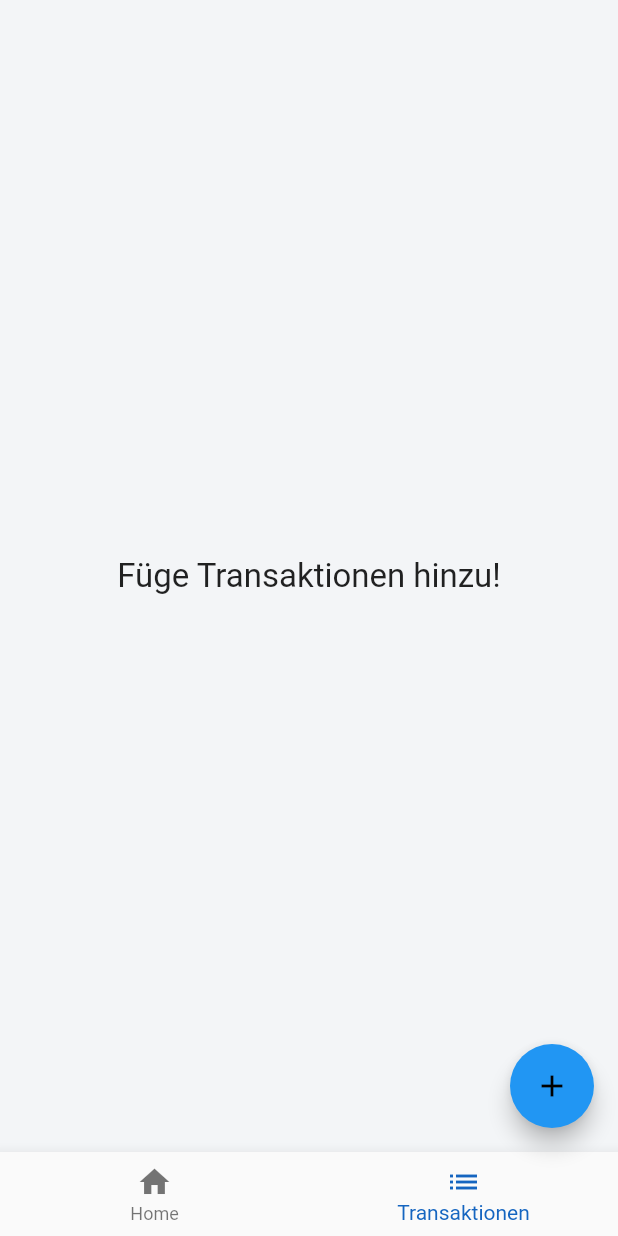
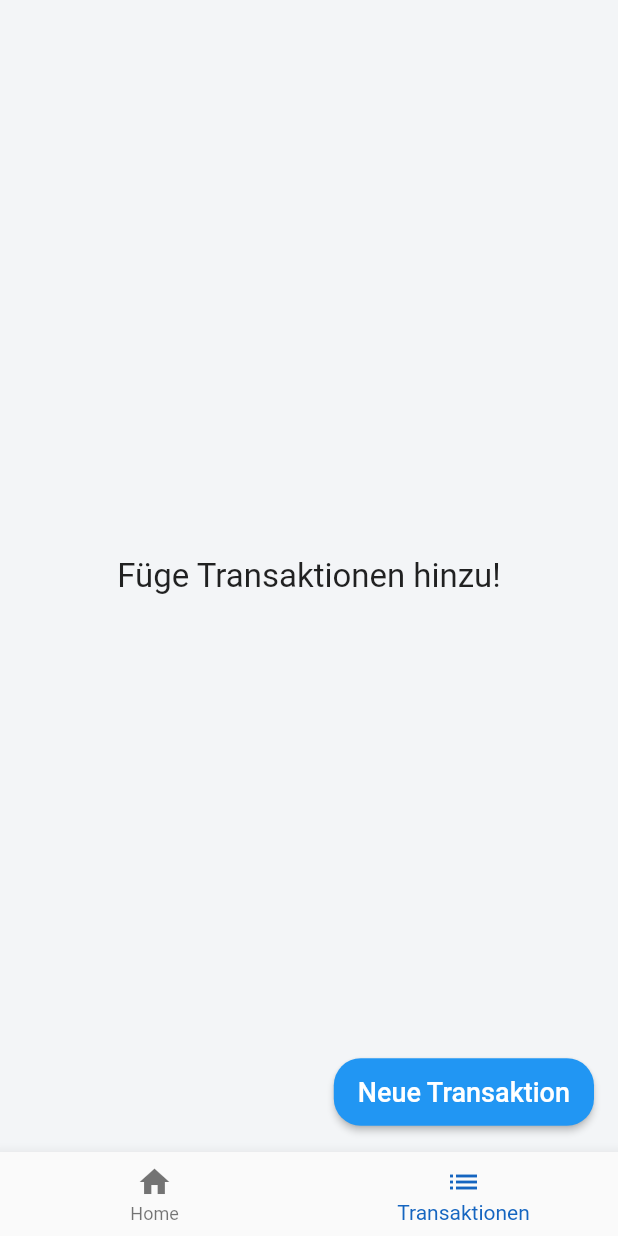
Before and after one commit to theflocco/transaktion_tracker, a Flutter app: the screen it shows after launch, item 2 of the bottom bar chosen, on a phone screen of 412 x 824 dp. Run offline on Flutter 3.47's test engine with Material 2 defaults, Android fonts, the phone set to English and light mode, and no system bars; our stand-ins replace bloc, equatable, flutter_bloc, simple_animations, sqflite; accounts and stored records are empty.

Commit message:
*refactored neue transaktion button *added gradient to barchart *added info text in case no name and betrag is given

```diff
--- a/lib/main.dart
+++ b/lib/main.dart
@@ -79,9 +79,20 @@ class _MyHomePageState extends State<MyHomePage> {
       body: Center(
         child: _widgetOptions.elementAt(_selectedIndex),
       ),
-      floatingActionButton: FloatingActionButton(
-        child: Icon(Icons.add),
-        backgroundColor: Colors.blue,
+      floatingActionButton: RaisedButton(
+        shape: RoundedRectangleBorder(
+          borderRadius: BorderRadius.circular(18.0),
+        ),
+        child: Padding(
+          padding: const EdgeInsets.only(top: 12.0, bottom: 12.0),
+          child: Text("Neue Transaktion",
+          style: TextStyle(
+              fontSize: 18.0,
+            color: Colors.white,
+          ),
+      ),
+        ),
+        color: Colors.blue,
         onPressed: () => onButtonPressed(context),
       ),
     );
```
Also changed, not shown: lib/screens/add_transaktion_card.dart (+12 -3 lines), lib/widgets/kontostand_bar_chart.dart (+12 -5 lines).
